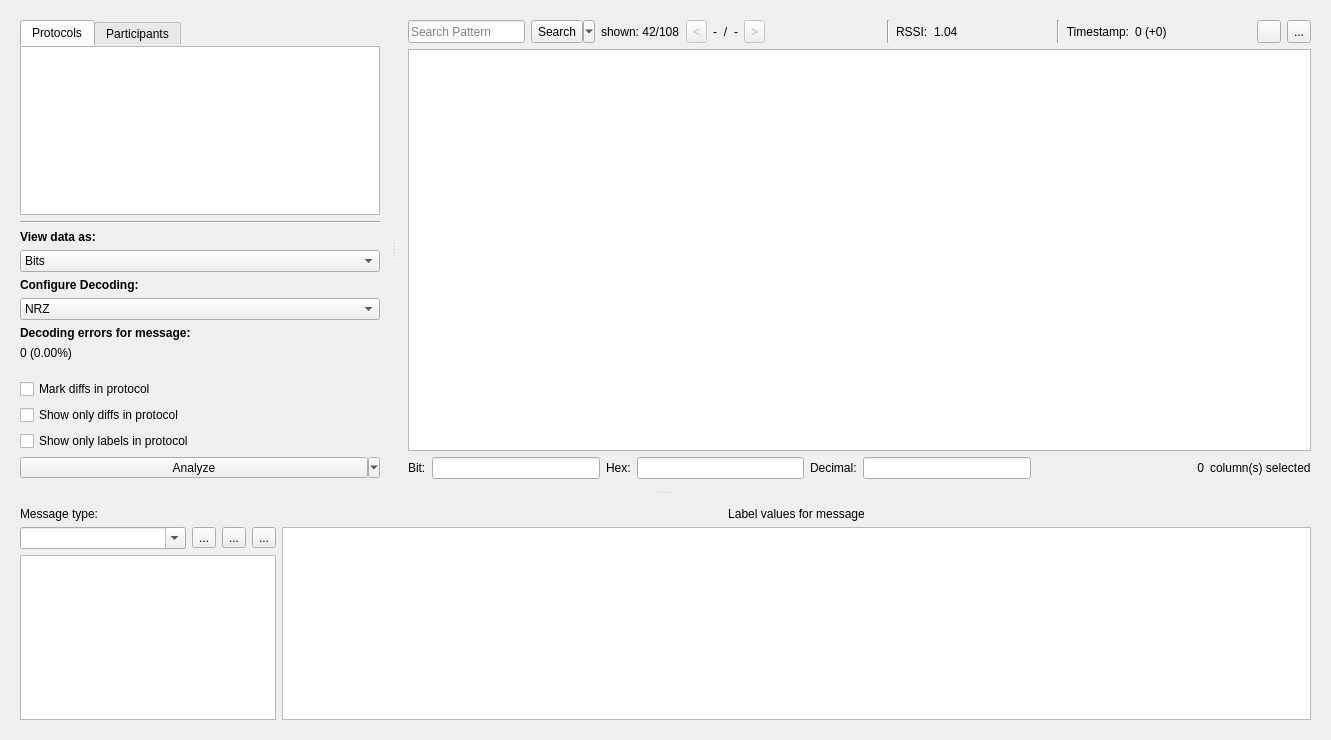
Old version of the form data/ui/analysis.ui in the repository jopohl/urh.
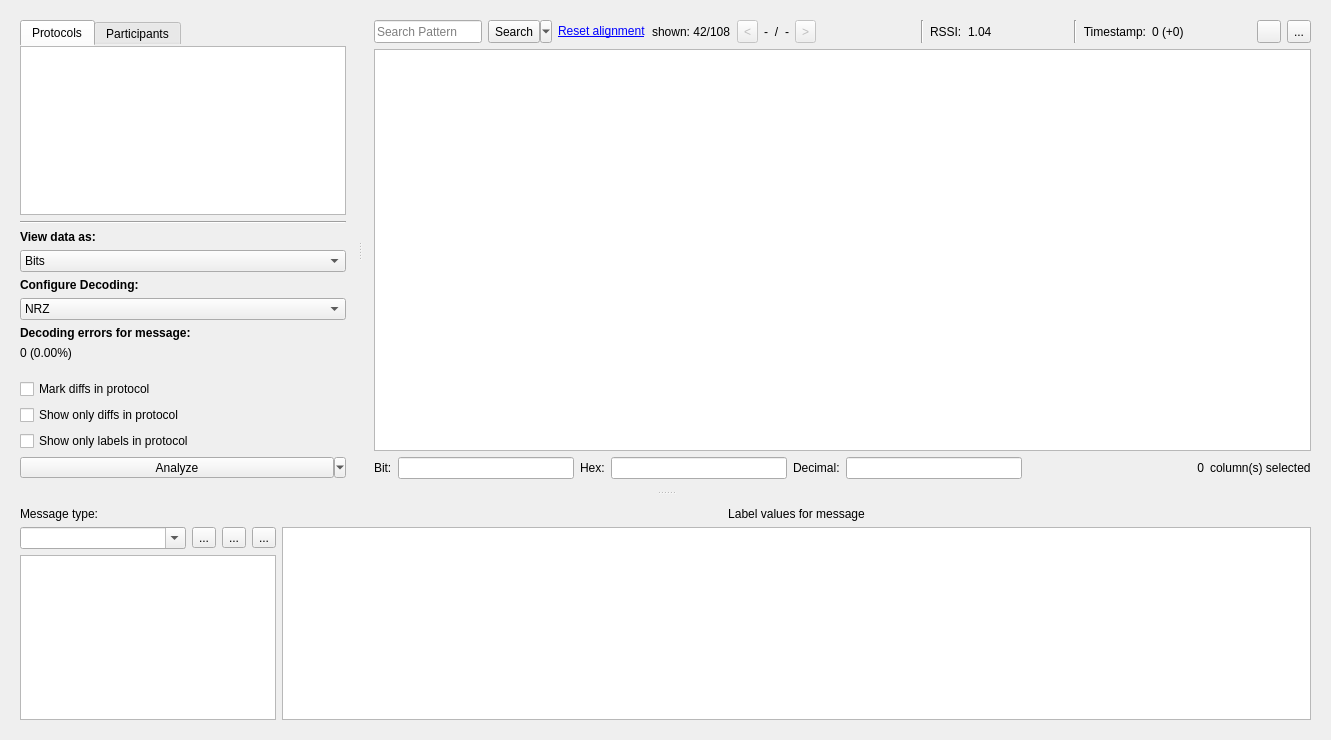
New version of the form. Icons and pictures are not drawn. Custom widgets are drawn as their Qt base class.

Commit message: add reset link for alignment

Diff of the .ui file:
```diff
--- a/data/ui/analysis.ui
+++ b/data/ui/analysis.ui
@@ -514,7 +514,7 @@
             </property>
             <item>
              <layout class="QGridLayout" name="gridLayout_2">
-              <item row="0" column="16">
+              <item row="0" column="17">
                <widget class="QToolButton" name="btnSaveProto">
                 <property name="sizePolicy">
                  <sizepolicy hsizetype="Fixed" vsizetype="Preferred">
@@ -543,7 +543,7 @@
                 </property>
                </widget>
               </item>
-              <item row="0" column="11">
+              <item row="0" column="12">
                <widget class="QLabel" name="label_2">
                 <property name="toolTip">
                  <string>&lt;html&gt;&lt;head/&gt;&lt;body&gt;&lt;p&gt;The &lt;span style=&quot; font-weight:600;&quot;&gt;Received Signal Strength Indicator&lt;/span&gt; indicates the average signal power of the current message.&lt;/p&gt;&lt;/body&gt;&lt;/html&gt;</string>
@@ -553,7 +553,7 @@
                 </property>
                </widget>
               </item>
-              <item row="0" column="6">
+              <item row="0" column="7">
                <widget class="QLabel" name="lSlash">
                 <property name="sizePolicy">
                  <sizepolicy hsizetype="Preferred" vsizetype="Preferred">
@@ -569,14 +569,14 @@
                 </property>
                </widget>
               </item>
-              <item row="0" column="3">
+              <item row="0" column="4">
                <widget class="QLabel" name="lblShownRows">
                 <property name="text">
                  <string>shown: 42/108</string>
                 </property>
                </widget>
               </item>
-              <item row="0" column="15">
+              <item row="0" column="16">
                <widget class="QLabel" name="lTime">
                 <property name="sizePolicy">
                  <sizepolicy hsizetype="Expanding" vsizetype="Preferred">
@@ -598,7 +598,7 @@
                 </property>
                </widget>
               </item>
-              <item row="0" column="5">
+              <item row="0" column="6">
                <widget class="QLabel" name="lSearchCurrent">
                 <property name="sizePolicy">
                  <sizepolicy hsizetype="Preferred" vsizetype="Preferred">
@@ -617,7 +617,7 @@
                 </property>
                </widget>
               </item>
-              <item row="0" column="12">
+              <item row="0" column="13">
                <widget class="QLabel" name="lblRSSI">
                 <property name="sizePolicy">
                  <sizepolicy hsizetype="Expanding" vsizetype="Preferred">
@@ -652,7 +652,7 @@
                 </property>
                </widget>
               </item>
-              <item row="0" column="8">
+              <item row="0" column="9">
                <widget class="QToolButton" name="btnNextSearch">
                 <property name="enabled">
                  <bool>false</bool>
@@ -672,7 +672,7 @@
                 </property>
                </widget>
               </item>
-              <item row="0" column="4">
+              <item row="0" column="5">
                <widget class="QToolButton" name="btnPrevSearch">
                 <property name="enabled">
                  <bool>false</bool>
@@ -692,7 +692,7 @@
                 </property>
                </widget>
               </item>
-              <item row="0" column="7">
+              <item row="0" column="8">
                <widget class="QLabel" name="lSearchTotal">
                 <property name="sizePolicy">
                  <sizepolicy hsizetype="Preferred" vsizetype="Preferred">
@@ -711,7 +711,7 @@
                 </property>
                </widget>
               </item>
-              <item row="0" column="14">
+              <item row="0" column="15">
                <widget class="QLabel" name="label_3">
                 <property name="toolTip">
                  <string>&lt;html&gt;&lt;head/&gt;&lt;body&gt;&lt;p&gt;The &lt;span style=&quot; font-weight:600;&quot;&gt;Message Start&lt;/span&gt; is the point in time when a protocol message begins. Additionally the relative time (+ ...) from the previous message is shown.&lt;/p&gt;&lt;/body&gt;&lt;/html&gt;</string>
@@ -724,7 +724,7 @@
                 </property>
                </widget>
               </item>
-              <item row="0" column="13">
+              <item row="0" column="14">
                <widget class="Line" name="line_2">
                 <property name="orientation">
                  <enum>Qt::Vertical</enum>
@@ -760,7 +760,7 @@
                 </property>
                </widget>
               </item>
-              <item row="0" column="9">
+              <item row="0" column="10">
                <spacer name="horizontalSpacer_2">
                 <property name="orientation">
                  <enum>Qt::Horizontal</enum>
@@ -776,14 +776,14 @@
                 </property>
                </spacer>
               </item>
-              <item row="0" column="10">
+              <item row="0" column="11">
                <widget class="Line" name="line">
                 <property name="orientation">
                  <enum>Qt::Vertical</enum>
                 </property>
                </widget>
               </item>
-              <item row="0" column="17">
+              <item row="0" column="18">
                <widget class="QToolButton" name="btnLoadProto">
                 <property name="sizePolicy">
                  <sizepolicy hsizetype="Fixed" vsizetype="Preferred">
@@ -803,6 +803,13 @@
                 </property>
                </widget>
               </item>
+              <item row="0" column="3">
+               <widget class="QLabel" name="lblClearAlignment">
+                <property name="text">
+                 <string>&lt;html&gt;&lt;head/&gt;&lt;body&gt;&lt;p&gt;&lt;a href=&quot;reset_alignment&quot;&gt;&lt;span style=&quot; text-decoration: underline; color:#0000ff;&quot;&gt;Reset alignment&lt;/span&gt;&lt;/a&gt;&lt;/p&gt;&lt;/body&gt;&lt;/html&gt;</string>
+                </property>
+               </widget>
+              </item>
              </layout>
             </item>
             <item>
```
The commit also changes 2 other files.
